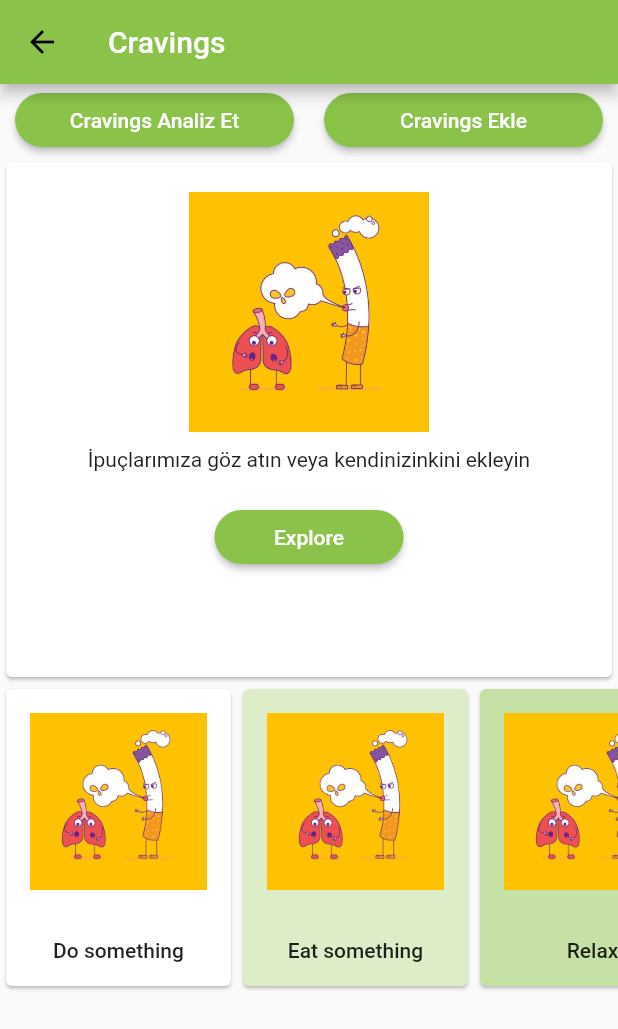
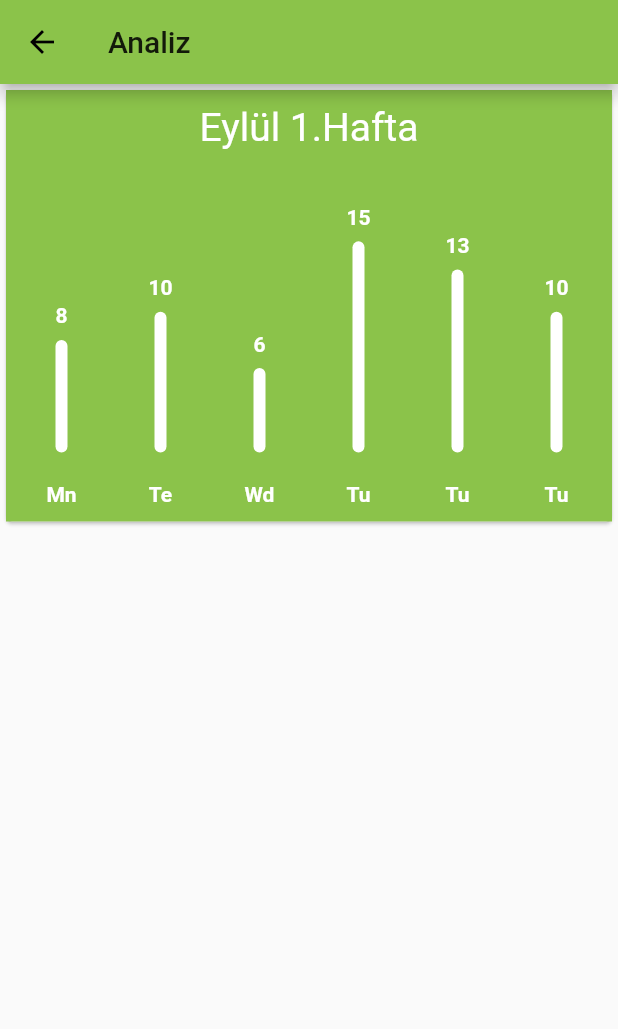
Before and after one commit to cagricibuk/smokefree, a Flutter app: the Cravings screen opened directly, after a tap on "Cravings Analiz Et", on a phone screen of 412 x 824 dp. Shown: the top 1029 px of the screen. Run offline on Flutter 3.47's test engine with Material 2 defaults, Android fonts, the phone set to English and light mode, and no system bars; drawn by our look-alikes of fl_chart; our stand-ins replace auto_size_text, custom_radio_grouped_button, dots_indicator, flutter_holo_date_picker, introduction_screen, rflutter_alert and 3 more; missing offline and left inert: fab_circular_menu; accounts and stored records are empty.

Commit message:
grafik,tips

```diff
--- a/lib/cravings.dart
+++ b/lib/cravings.dart
@@ -1,4 +1,5 @@
 import 'package:flutter/material.dart';
+import 'package:iknow/views/cravings_analiz.dart';
 import 'package:iknow/views/tips.dart';
 
 class Cravings extends StatefulWidget {
@@ -38,7 +39,10 @@ class _CravingsState extends State<Cravings> {
                     color: Colors.lightGreen,
                     shape: RoundedRectangleBorder(
                         borderRadius: BorderRadius.circular(20)),
-                    onPressed: () => {},
+                    onPressed: () {
+                      Navigator.of(context).push(
+                          MaterialPageRoute(builder: (_) => BarChartSample3()));
+                    },
                     child: Text(
                       "Cravings Analiz Et",
                       style: TextStyle(color: Colors.white),
@@ -60,12 +64,16 @@ class _CravingsState extends State<Cravings> {
           ),
           Card(
             child: Container(
-              height: MediaQuery.of(context).size.height / 2.4,
+              height: MediaQuery.of(context).size.height / 2.3,
               width: MediaQuery.of(context).size.width,
               child: Column(
                 children: [
                   SizedBox(
-                    height: 20,
+                    height: 10,
+                  ),
+                  Text(
+                    "Favorilerim",
+                    style: TextStyle(fontSize: 22),
                   ),
                   Container(
                     height: 160,
@@ -78,7 +86,7 @@ class _CravingsState extends State<Cravings> {
                   ),
                   Text("İpuçlarımıza göz atın veya kendinizinkini ekleyin"),
                   SizedBox(
-                    height: 20,
+                    height: 10,
                   ),
                   Container(
                       width: MediaQuery.of(context).size.width / 2 - 80,
--- /dev/null
+++ b/lib/views/cravings_analiz.dart
@@ -0,0 +1,146 @@
+import 'package:flutter/material.dart';
+import 'package:fl_chart/fl_chart.dart';
+
+class BarChartSample3 extends StatefulWidget {
+  @override
+  State<StatefulWidget> createState() => BarChartSample3State();
+}
+
+class BarChartSample3State extends State<BarChartSample3> {
+  @override
+  Widget build(BuildContext context) {
+    return Scaffold(
+      appBar: AppBar(
+        title: Text("Analiz"),
+      ),
+      body: Column(
+        children: [
+          Card(
+            child: Container(
+              color: Colors.lightGreen,
+              width: MediaQuery.of(context).size.width,
+              child: Column(
+                children: [
+                  SizedBox(
+                    height: 10,
+                  ),
+                  Text(
+                    "Eylül 1.Hafta",
+                    style: TextStyle(fontSize: 26, color: Colors.white),
+                  ),
+                  SizedBox(
+                    height: 10,
+                  ),
+                  AspectRatio(
+                    aspectRatio: 1.7,
+                    child: Card(
+                      elevation: 0,
+                      shape: RoundedRectangleBorder(
+                          borderRadius: BorderRadius.circular(4)),
+                      color: Colors.lightGreen,
+                      child: BarChart(
+                        BarChartData(
+                          alignment: BarChartAlignment.spaceAround,
+                          maxY: 20,
+                          barTouchData: BarTouchData(
+                            enabled: false,
+                            touchTooltipData: BarTouchTooltipData(
+                              tooltipBgColor: Colors.transparent,
+                              tooltipPadding: const EdgeInsets.all(0),
+                              tooltipBottomMargin: 8,
+                              getTooltipItem: (
+                                BarChartGroupData group,
+                                int groupIndex,
+                                BarChartRodData rod,
+                                int rodIndex,
+                              ) {
+                                return BarTooltipItem(
+                                  rod.y.round().toString(),
+                                  TextStyle(
+                                    color: Colors.white,
+                                    fontWeight: FontWeight.bold,
+                                  ),
+                                );
+                              },
+                            ),
+                          ),
+                          titlesData: FlTitlesData(
+                            show: true,
+                            bottomTitles: SideTitles(
+                              showTitles: true,
+                              textStyle: TextStyle(
+                                  color: Colors.white,
+                                  fontWeight: FontWeight.bold,
+                                  fontSize: 14),
+                              margin: 20,
+                              getTitles: (double value) {
+                                switch (value.toInt()) {
+                                  case 0:
+                                    return 'Mn';
+                                  case 1:
+                                    return 'Te';
+                                  case 2:
+                                    return 'Wd';
+                                  case 3:
+                                    return 'Tu';
+                                  case 4:
+                                    return 'Fr';
+                                  case 5:
+                                    return 'St';
+                                  case 6:
+                                    return 'Sn';
+                                  default:
+                                    return '';
+                                }
+                              },
+                            ),
+                            leftTitles: SideTitles(showTitles: false),
+                          ),
+                          borderData: FlBorderData(
+                            show: false,
+                          ),
+                          barGroups: [
+                            BarChartGroupData(x: 0, barRods: [
+                              BarChartRodData(y: 8, color: Colors.white)
+                            ], showingTooltipIndicators: [
+                              0
+                            ]),
+                            BarChartGroupData(x: 1, barRods: [
+                              BarChartRodData(y: 10, color: Colors.white)
+                            ], showingTooltipIndicators: [
+                              0
+                            ]),
+                            BarChartGroupData(x: 2, barRods: [
+                              BarChartRodData(y: 6, color: Colors.white)
+                            ], showingTooltipIndicators: [
+                              0
+                            ]),
+                            BarChartGroupData(x: 3, barRods: [
+                              BarChartRodData(y: 15, color: Colors.white)
+                            ], showingTooltipIndicators: [
+                              0
+                            ]),
+                            BarChartGroupData(x: 3, barRods: [
+                              BarChartRodData(y: 13, color: Colors.white)
+                            ], showingTooltipIndicators: [
+                              0
+                            ]),
+                            BarChartGroupData(x: 3, barRods: [
+                              BarChartRodData(y: 10, color: Colors.white)
+                            ], showingTooltipIndicators: [
+                              0
+                            ]),
+                          ],
+                        ),
+                      ),
+                    ),
+                  ),
+                ],
+              ),
+            ),
+          ),
+        ],
+      ),
+    );
+  }
+}
--- a/pubspec.yaml
+++ b/pubspec.yaml
@@ -46,6 +46,8 @@ dev_dependencies:
   fab_circular_menu: ^1.0.0
   auto_size_text: ^2.1.0
   rflutter_alert: ^1.0.3
+  fl_chart: ^0.11.1
+
 
 # For information on the generic Dart part of this file, see the
 # following page: https://dart.dev/tools/pub/pubspec
```
Also changed, not shown: assets/tips.txt (added, +15 -0 lines), lib/views/kayitSoru.dart (+40 -1 lines), lib/views/tips.dart (+16 -23 lines), pubspec.lock.
